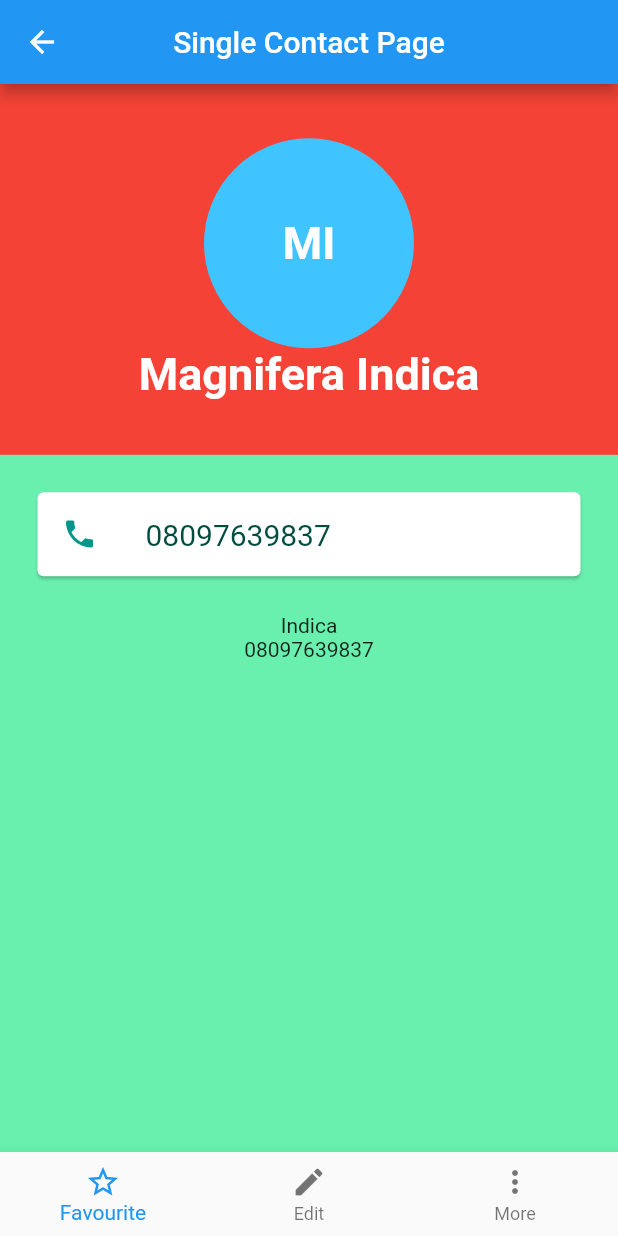
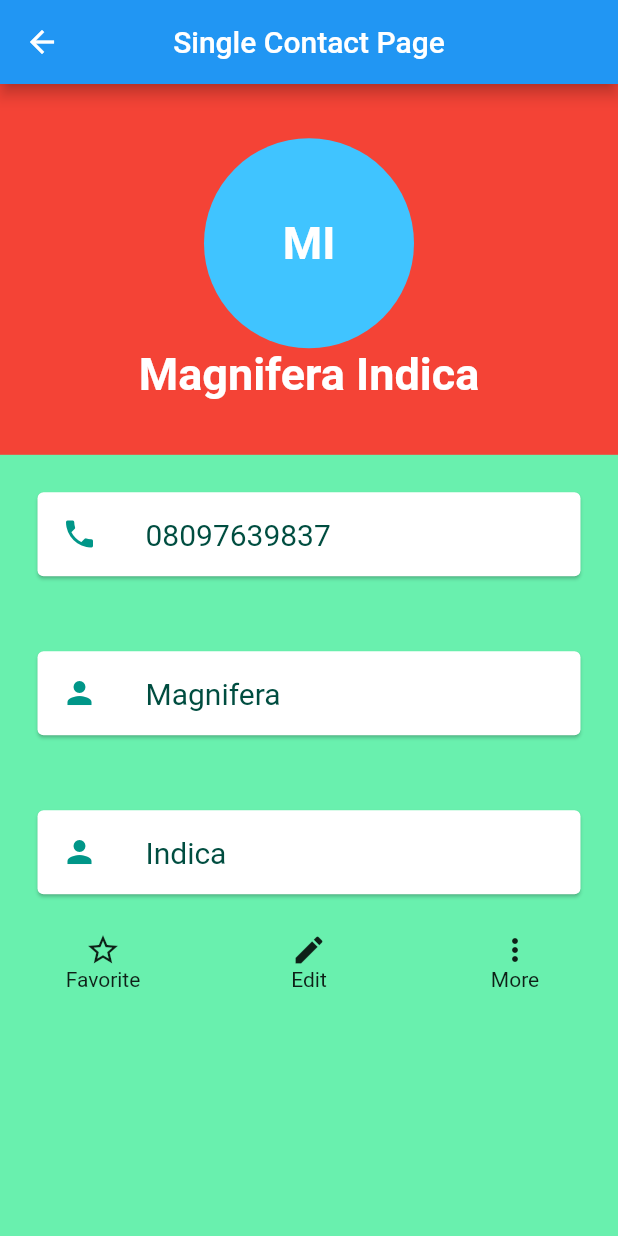
Before and after one commit to Hoxtygen/phone_bookr, a Flutter app: the SingleContact screen opened directly with empty values, on a phone screen of 412 x 824 dp. Run offline on Flutter 3.47's test engine with Material 2 defaults, Android fonts, the phone set to English and light mode, and no system bars; Roboto replaces fonts that are missing (Source Sans Pro).

Commit message:
Use MyButton widget

```diff
--- a/lib/screens/single_contact.dart
+++ b/lib/screens/single_contact.dart
@@ -1,17 +1,22 @@
 import 'package:flutter/material.dart';
 import 'package:phone_bookr/models/contact_data.dart';
-import 'package:phone_bookr/widgets/contact_action.dart';
+import 'package:phone_bookr/widgets/my_button.dart';
 import 'package:provider/provider.dart';
 
-class SingleContact extends StatelessWidget {
+class SingleContact extends StatefulWidget {
   SingleContact({@required this.contactIndex});
   final contactIndex;
 
   @override
+  _SingleContactState createState() => _SingleContactState();
+}
+
+class _SingleContactState extends State<SingleContact> {
+  @override
   Widget build(BuildContext context) {
     double deviceHeight = MediaQuery.of(context).size.height;
     return Consumer<ContactData>(builder: (context, contactData, child) {
-      final contact = contactData.contacts[contactIndex];
+      final contact = contactData.contacts[widget.contactIndex];
       return Scaffold(
         appBar: AppBar(
           title: Text("Single Contact Page"),
@@ -71,22 +76,84 @@ class SingleContact extends StatelessWidget {
                       ),
                     ),
                   ),
-                  Text(contact.lastName),
-                  Text(contact.phoneNumber),
+                  Card(
+                    margin:
+                        EdgeInsets.symmetric(vertical: 25.0, horizontal: 25.0),
+                    child: ListTile(
+                      leading: Icon(
+                        Icons.person,
+                        color: Colors.teal,
+                      ),
+                      title: Text(
+                        '${contact.firstName}',
+                        style: TextStyle(
+                          color: Colors.teal.shade900,
+                          fontSize: 20.0,
+                          fontFamily: "Source Sans Pro",
+                        ),
+                      ),
+                    ),
+                  ),
+                  Card(
+                    margin:
+                        EdgeInsets.symmetric(vertical: 25.0, horizontal: 25.0),
+                    child: ListTile(
+                      leading: Icon(
+                        Icons.person,
+                        color: Colors.teal,
+                      ),
+                      title: Text(
+                        '${contact.lastName}',
+                        style: TextStyle(
+                          color: Colors.teal.shade900,
+                          fontSize: 20.0,
+                          fontFamily: "Source Sans Pro",
+                        ),
+                      ),
+                    ),
+                  ),
+                ],
+              ),
+            ),
+            Container(
+              height: 50.0,
+              width: double.maxFinite,
+              decoration: BoxDecoration(
+                color: Colors.greenAccent,
+                borderRadius: BorderRadius.all(Radius.circular(30)),
+              ),
+              child: Row(
+                mainAxisSize: MainAxisSize.max,
+                mainAxisAlignment: MainAxisAlignment.spaceEvenly,
+                children: [
+
+                  MyButton(
+                    onTap: () {
+                      print("You pressed me");
+                    },
+                    icon: Icons.star_border_outlined,
+                    iconText: "Favorite",
+                  ),
+                  MyButton(
+                    onTap: () {
+                      print("You pressed me");
+                    },
+                    icon: Icons.mode_edit,
+                     iconText: "Edit",
+                  ),
+                  MyButton(
+                    onTap: () {
+                      print("You pressed me");
+                    },
+                    icon: Icons.more_vert,
+                     iconText: "More",
+                  ),
                 ],
               ),
             ),
           ],
         ),
         backgroundColor: Colors.greenAccent,
-        bottomNavigationBar: BottomNavigationBar(
-          items: contactActions.map((ContactAction contactAction) {
-            return BottomNavigationBarItem(
-                icon: Icon(contactAction.icon),
-                label: contactAction.title,
-                backgroundColor: contactAction.color);
-          }).toList(),
-        ),
       );
     });
   }
```
